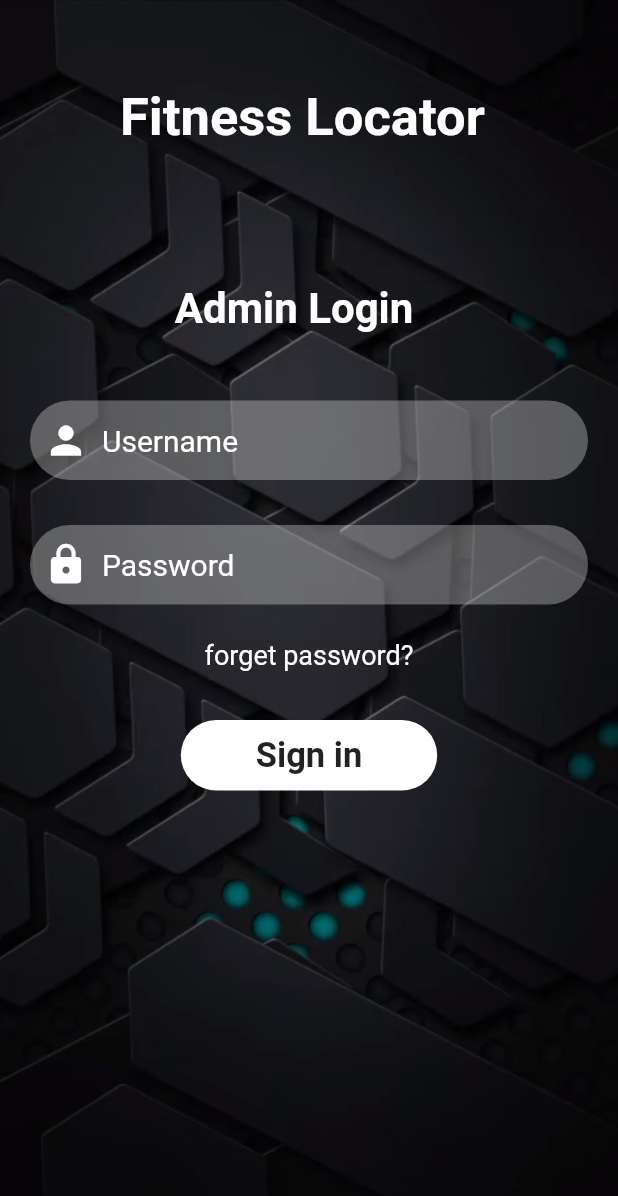
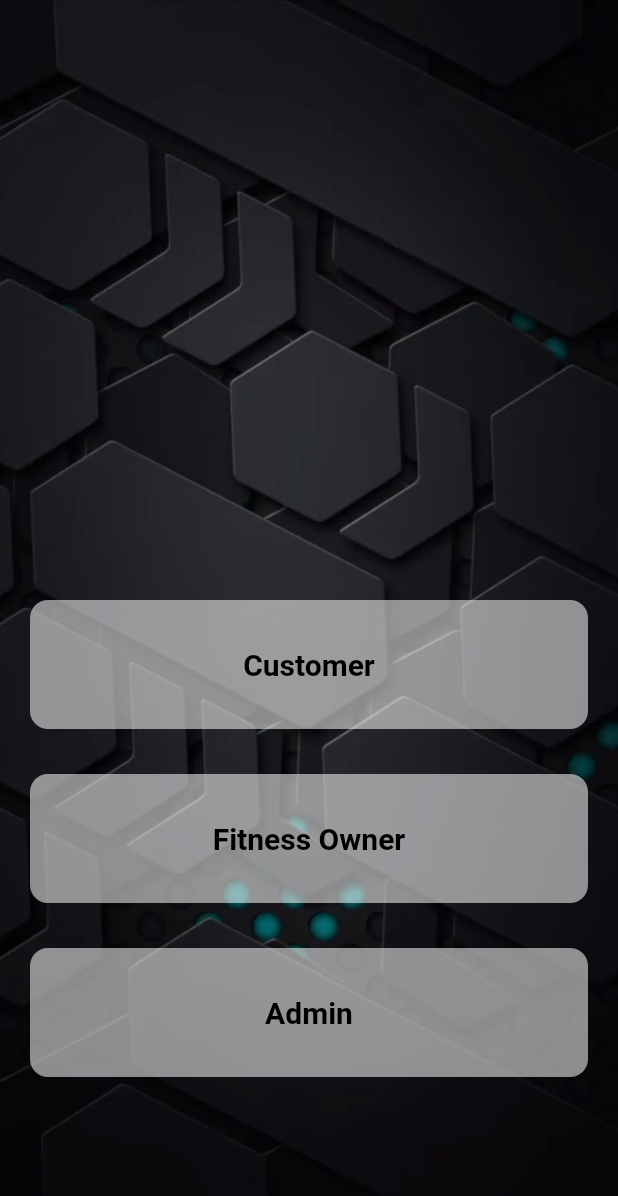
Before and after one commit to Ahmed07z/Fitness-Locator, a Flutter app: the screen it shows after launch, on a phone screen of 412 x 824 dp. Shown: the top 1196 px of the screen. Run offline on Flutter 3.47's test engine with Material 2 defaults, Android fonts, the phone set to English and light mode, and no system bars; our stand-ins replace cloud_firestore, firebase_core, get, google_fonts, google_sign_in; accounts and stored records are empty.

```diff
--- /dev/null
+++ b/lib/MyRoutes/MyRoutes.dart
@@ -0,0 +1,5 @@
+class MyRoutes {
+  static String loginRoute = "/login";
+  static String homePage = "/home";
+
+}
--- a/lib/main.dart
+++ b/lib/main.dart
@@ -1,5 +1,6 @@
 import 'package:f1/pages/AdminLogin.dart';
 import 'package:f1/pages/HomePage.dart';
+import 'package:f1/pages/StartAppScreen.dart';
 import 'package:f1/widgeds/AppBarWidged.dart';
 import 'package:firebase_core/firebase_core.dart';
 import 'package:get/get.dart';
@@ -24,7 +25,7 @@ class _MyappState extends State<Myapp> {
     return GetMaterialApp(
       themeMode: ThemeMode.dark,
       debugShowCheckedModeBanner: false,
-      home: AdminLogin(),
+      home: StartScreen(),
     );
   }
 }
--- /dev/null
+++ b/lib/pages/startappscreen.dart
@@ -0,0 +1,131 @@
+import 'package:flutter/material.dart';
+
+class StartScreen extends StatefulWidget {
+  StartScreen({Key? key}) : super(key: key);
+
+  @override
+  State<StartScreen> createState() => _StartScreenState();
+}
+
+class _StartScreenState extends State<StartScreen> {
+  bool changebutton = false;
+  @override
+  Widget build(BuildContext context) {
+    return Scaffold(
+        body:  Container(
+          decoration: BoxDecoration(
+        image: DecorationImage(
+          image: AssetImage("assets/images/adminlogin.png"),
+          fit: BoxFit.cover,
+        ),
+      ),
+      child: Column(
+        children: [
+          Padding(
+              padding: const EdgeInsets.only(top: 400.0, right: 20, left: 20),
+              child: Container(
+                child: Material(
+                  color: Colors.white54,
+                  borderRadius: BorderRadius.circular(changebutton ? 50 : 12),
+                  child: Padding(
+                    padding: const EdgeInsets.all(8.0),
+                    child: AnimatedContainer(
+                      duration: Duration(seconds: 1),
+                      height: 70,
+                      width: changebutton ? 50 : 490,
+                      alignment: Alignment.center,
+                      child: InkWell(
+                        onTap: () => {},
+                        child: changebutton
+                            ? Icon(
+                                Icons.done,
+                                color: Colors.white,
+                              )
+                            : Text(
+                                "Customer",
+                                style: TextStyle(
+                                  color: Colors.black,
+                                  fontSize: 20,
+                                  fontWeight: FontWeight.bold,
+                                ),
+                              ),
+                      ),
+                    ),
+                  ),
+                ),
+              )),
+          SizedBox(
+            height: 20.0,
+          ),
+          Padding(
+            padding: EdgeInsets.only(top: 10.0, right: 20, left: 20),
+            child: Material(
+              color: Colors.white54,
+              borderRadius: BorderRadius.circular(changebutton ? 50 : 12),
+              child: Padding(
+                padding: const EdgeInsets.all(8.0),
+                child: AnimatedContainer(
+                  duration: Duration(seconds: 1),
+                  height: 70,
+                  width: changebutton ? 50 : 490,
+                  alignment: Alignment.center,
+                  child: InkWell(
+                    onTap: () => {},
+                    child: changebutton
+                        ? Icon(
+                            Icons.done,
+                            color: Colors.white,
+                          )
+                        : Text(
+                            "Fitness Owner",
+                            style: TextStyle(
+                              color: Colors.black,
+                              fontSize: 20,
+                              fontWeight: FontWeight.bold,
+                            ),
+                          ),
+                  ),
+                ),
+              ),
+            ),
+          ),
+          SizedBox(
+            height: 20.0,
+          ),
+          Padding(
+            padding: EdgeInsets.only(top: 10.0, right: 20, left: 20),
+            child: Material(
+              color: Colors.white54,
+              borderRadius: BorderRadius.circular(changebutton ? 50 : 12),
+              child: Padding(
+                padding: const EdgeInsets.all(8.0),
+                child: AnimatedContainer(
+                  duration: Duration(seconds: 1),
+                  height: 70,
+                  width: changebutton ? 50 : 490,
+                  alignment: Alignment.center,
+                  child: InkWell(
+                    onTap: () => {},
+                    child: changebutton
+                        ? Icon(
+                            Icons.done,
+                            color: Colors.white,
+                          )
+                        : Text(
+                            "Admin",
+                            style: TextStyle(
+                              color: Colors.black,
+                              fontSize: 20,
+                              fontWeight: FontWeight.bold,
+                            ),
+                          ),
+                  ),
+                ),
+              ),
+            ),
+          ),
+        ],
+      ),
+    ));
+  }
+}
--- a/pubspec.yaml
+++ b/pubspec.yaml
@@ -40,7 +40,7 @@ dependencies:
 
 
 dev_dependencies:
-  flutter_lints: ^1.0.0
+
   flutter_test:
     sdk: flutter
 
```
Also changed, not shown: lib/pages/AdminLogin.dart (+98 -38 lines), pubspec.lock.
